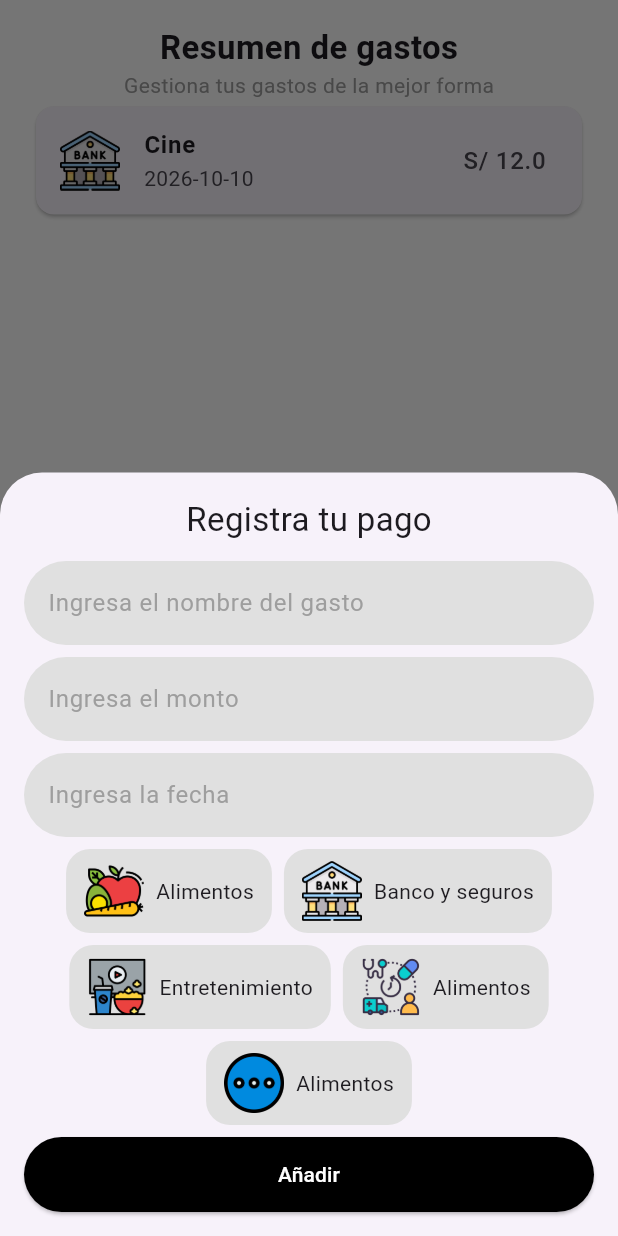
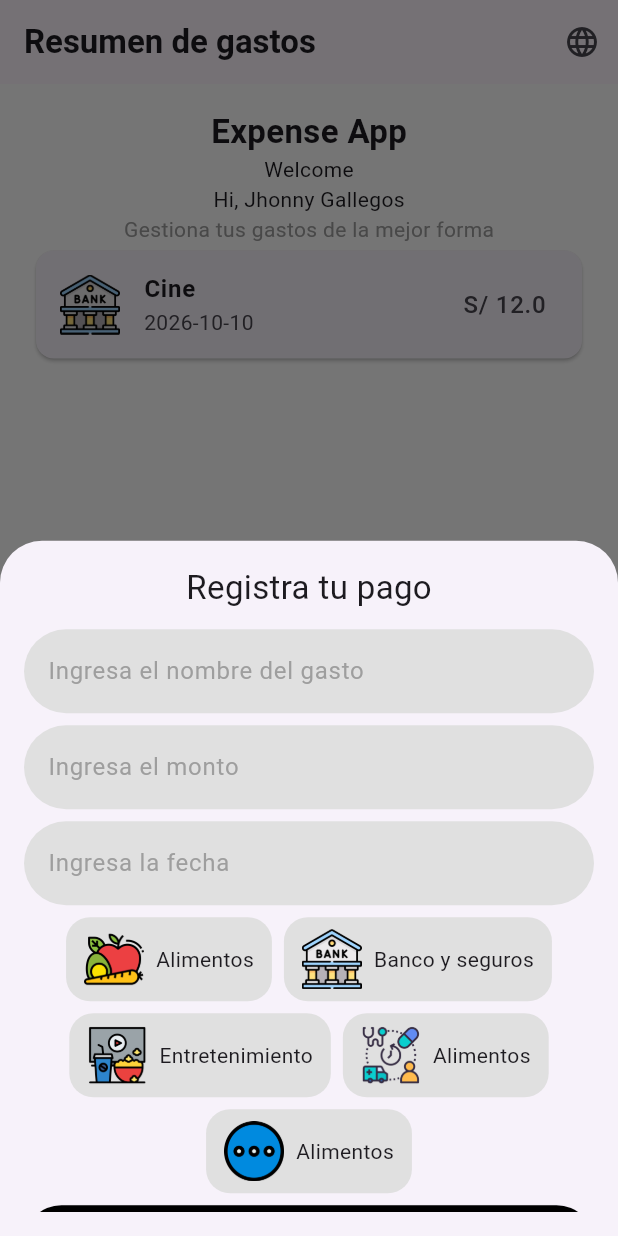
Before and after one commit to RzCrytek/flutter-primera-app, a Flutter app: the HomeGastosPage screen opened directly, after a tap on "Agregar", on a phone screen of 412 x 824 dp. Run offline on Flutter 3.47's test engine with Material 3 defaults, Android fonts, the light colour scheme and no system bars; our stand-ins replace sqflite; accounts and stored records are empty.

Commit message:
feat: se integra intl

```diff
--- a/gastos_app/lib/l10n/intl_en.arb
+++ b/gastos_app/lib/l10n/intl_en.arb
@@ -1,4 +1,5 @@
 {
   "welcome": "Welcome",
-  "appTitle": "Expense App"
+  "appTitle": "Expense App",
+  "helloAlguien": "Hi, {name}"
 }
--- a/gastos_app/lib/l10n/intl_es.arb
+++ b/gastos_app/lib/l10n/intl_es.arb
@@ -1,4 +1,5 @@
 {
   "welcome": "Bienvenidos",
-  "appTitle": "Aplicativo de gastos"
+  "appTitle": "Aplicativo de gastos",
+  "helloAlguien": "Hola, {name}"
 }
--- a/gastos_app/lib/pages/home_gastos_page.dart
+++ b/gastos_app/lib/pages/home_gastos_page.dart
@@ -1,4 +1,6 @@
 import 'package:flutter/material.dart';
+import 'package:gastos_app/generated/l10n.dart';
+import 'package:gastos_app/main.dart';
 import 'package:gastos_app/widgets/register_modal_widget.dart';
 
 class HomeGastosPage extends StatefulWidget {
@@ -12,7 +14,6 @@ class _HomeGastosPageState extends State<HomeGastosPage> {
   void showRegisterModal() {
     showModalBottomSheet(
       context: context,
-      isScrollControlled: true,
       builder: (context) {
         return RegisterModalWidget();
       },
@@ -21,8 +22,27 @@ class _HomeGastosPageState extends State<HomeGastosPage> {
 
   @override
   Widget build(BuildContext context) {
+    final texts = S.of(context);
     return SafeArea(
       child: Scaffold(
+        appBar: AppBar(
+          title: Text(
+            "Resumen de gastos",
+            style: TextStyle(fontSize: 22, fontWeight: .bold),
+          ),
+          actions: [
+            PopupMenuButton<Locale>(
+              icon: Icon(Icons.language),
+              onSelected: (locale) {
+                MyApp.setLocale(context, locale);
+              },
+              itemBuilder: (context) => [
+                PopupMenuItem(value: Locale("es"), child: Text("Español")),
+                PopupMenuItem(value: Locale("en"), child: Text("English")),
+              ],
+            ),
+          ],
+        ),
         body: Stack(
           children: [
             Column(
@@ -70,9 +90,11 @@ class _HomeGastosPageState extends State<HomeGastosPage> {
                     child: Column(
                       children: [
                         Text(
-                          "Resumen de gastos",
+                          texts.appTitle,
                           style: TextStyle(fontSize: 22, fontWeight: .bold),
                         ),
+                        Text(S.of(context).welcome),
+                        Text(texts.helloAlguien("Jhonny Gallegos")),
                         Text(
                           "Gestiona tus gastos de la mejor forma",
                           style: TextStyle(color: Colors.grey),
--- a/gastos_app/pubspec.yaml
+++ b/gastos_app/pubspec.yaml
@@ -39,7 +39,9 @@ dependencies:
   path_provider: ^2.1.6
   flutter_localizations:
     sdk: flutter
-  int: any
+  intl: any
+  provider: ^6.1.5+1
+
 dev_dependencies:
   flutter_test:
     sdk: flutter
```
Also changed, not shown: gastos_app/lib/main.dart (+42 -102 lines), gastos_app/lib/generated/intl/messages_en.dart, gastos_app/lib/generated/intl/messages_es.dart, gastos_app/lib/generated/l10n.dart, gastos_app/pubspec.lock.
